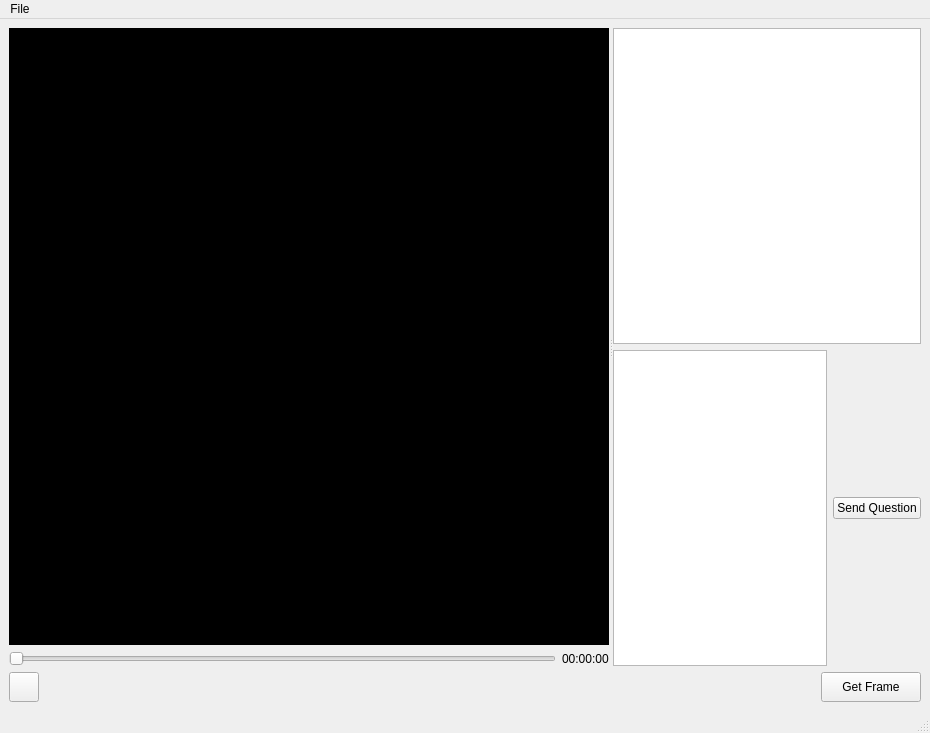
Above: interface.ui from marianoaloi/GeminiDemo before the change. Below: the same form after it.
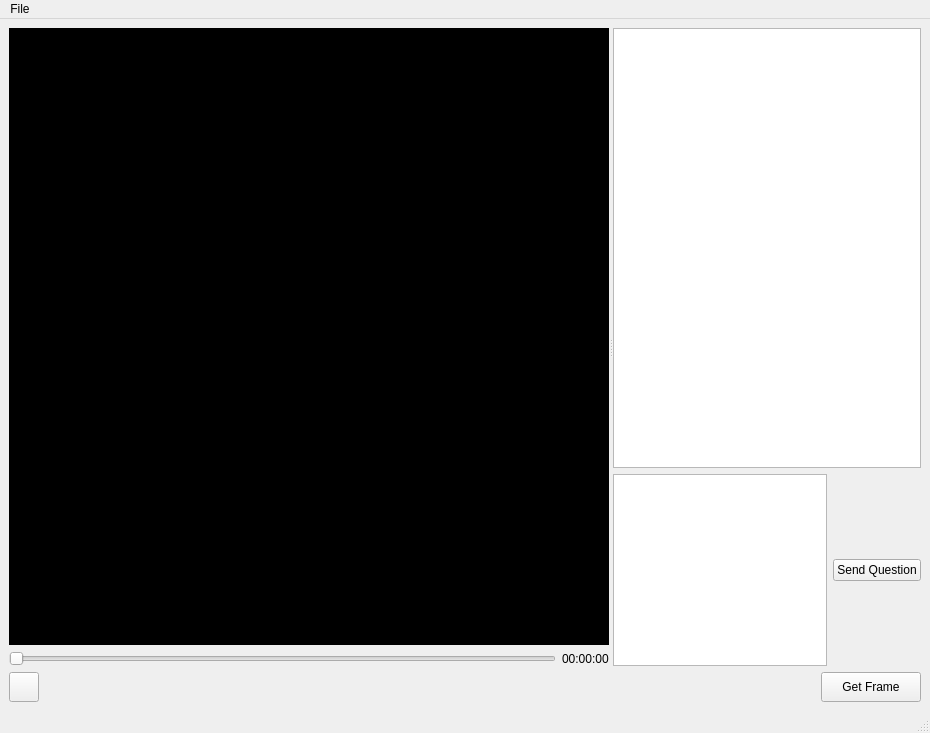
That is the form after the change.

Commit message: finish designer

Patch:
```diff
--- a/interface.ui
+++ b/interface.ui
@@ -85,7 +85,20 @@
            <number>0</number>
           </property>
           <item>
-           <widget class="QPlainTextEdit" name="MakeQuestion"/>
+           <widget class="QPlainTextEdit" name="MakeQuestion">
+            <property name="sizePolicy">
+             <sizepolicy hsizetype="Expanding" vsizetype="Minimum">
+              <horstretch>0</horstretch>
+              <verstretch>0</verstretch>
+             </sizepolicy>
+            </property>
+            <property name="maximumSize">
+             <size>
+              <width>16777215</width>
+              <height>200</height>
+             </size>
+            </property>
+           </widget>
           </item>
           <item>
            <widget class="QPushButton" name="sendQuestion">
```
